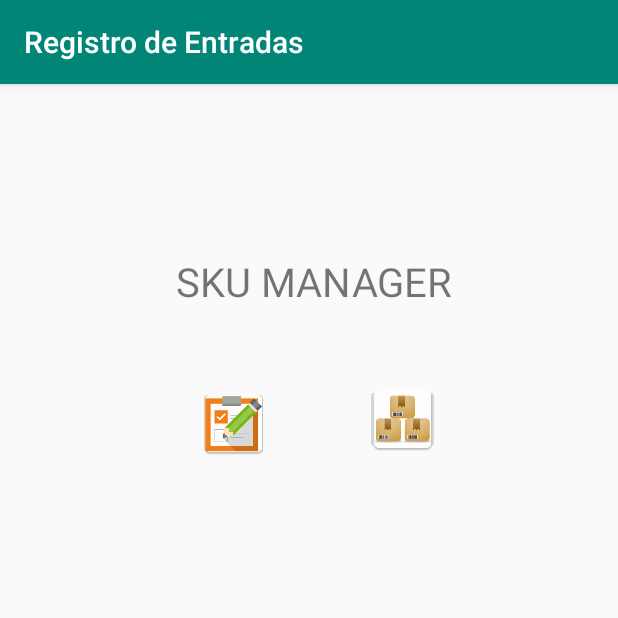
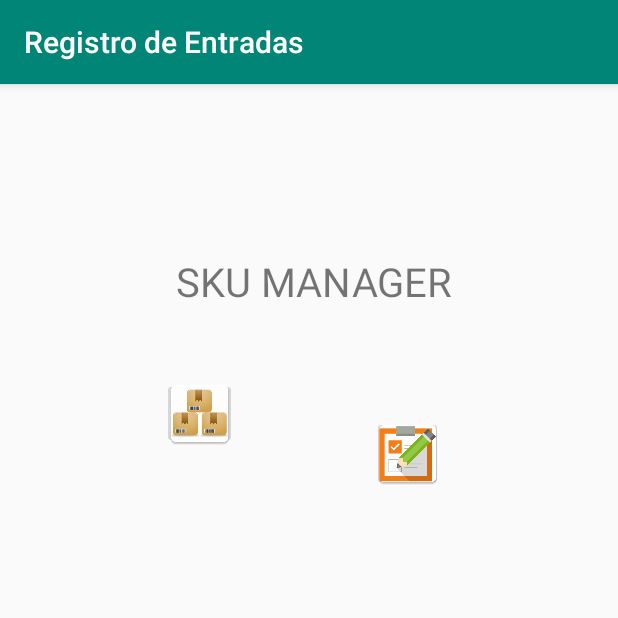
Before and after one commit to MarcoGuerreroP/app_inventario_alfa, an Android app: the screen it shows after launch (index_Activity), on a phone screen of 412 x 824 dp, the top half of it. Run offline under Robolectric (Android 15) with nearby library versions, the phone set to English and light mode, and no system bars.

Commit message:
se agrego como se hizo pasar de una activity a otra aun no esta completa

```diff
--- a/RegistrodeEntradas/app/build.gradle
+++ b/RegistrodeEntradas/app/build.gradle
@@ -23,11 +23,13 @@ dependencies {
     implementation fileTree(dir: 'libs', include: ['*.jar'])
     implementation 'androidx.appcompat:appcompat:1.1.0'
     implementation 'androidx.constraintlayout:constraintlayout:1.1.3'
+    implementation 'com.google.android.material:material:1.0.0'
     testImplementation 'junit:junit:4.12'
     androidTestImplementation 'androidx.test.ext:junit:1.1.1'
     androidTestImplementation 'androidx.test.espresso:espresso-core:3.2.0'
     implementation 'com.journeyapps:zxing-android-embedded:3.5.0'
-
+    implementation 'androidx.gridlayout:gridlayout:1.0.0'
+    implementation 'androidx.mediarouter:mediarouter:1.1.0'
 
 
 }
--- a/RegistrodeEntradas/app/src/main/java/com/example/registrodeentradas/index_Activity.java
+++ b/RegistrodeEntradas/app/src/main/java/com/example/registrodeentradas/index_Activity.java
@@ -19,4 +19,9 @@ public class index_Activity extends AppCompatActivity {
         Intent imput = new Intent(this, MainActivity.class);
         startActivity(imput);
     }
+    //funcion de registrar productos
+    public void Producto (View view) {
+        Intent producto = new Intent(this, MainActivity.class);
+        startActivity(producto);
+    }
 }
--- a/RegistrodeEntradas/app/src/main/res/layout/activity_index_.xml
+++ b/RegistrodeEntradas/app/src/main/res/layout/activity_index_.xml
@@ -20,24 +20,26 @@
         app:layout_constraintVertical_bias="0.155" />
 
     <ImageButton
-        android:id="@+id/on"
+        android:id="@+id/imb_stock"
         android:layout_width="47dp"
         android:layout_height="50dp"
-        android:layout_marginStart="132dp"
-        android:layout_marginTop="52dp"
-        android:contentDescription="@string/imb_enter"
+        android:layout_marginStart="248dp"
+        android:layout_marginTop="72dp"
+        android:contentDescription="@string/imb_stock"
         android:onClick="Imput"
         app:layout_constraintStart_toStartOf="parent"
         app:layout_constraintTop_toBottomOf="@+id/txt_index"
         app:srcCompat="@mipmap/ic_launcher_inv_enter" />
 
     <ImageButton
-        android:id="@+id/imb_stock"
+        android:id="@+id/imb_imput"
         android:layout_width="50dp"
         android:layout_height="47dp"
-        android:layout_marginStart="64dp"
-        android:layout_marginTop="200dp"
-        app:layout_constraintStart_toEndOf="@+id/on"
+        android:layout_marginStart="108dp"
+        android:layout_marginTop="196dp"
+        android:contentDescription="@string/imb_imput"
+        android:onClick="Producto"
+        app:layout_constraintStart_toStartOf="parent"
         app:layout_constraintTop_toTopOf="parent"
         app:srcCompat="@mipmap/ic_launcher_stock" />
 
--- a/RegistrodeEntradas/app/src/main/res/layout/activity_main.xml
+++ b/RegistrodeEntradas/app/src/main/res/layout/activity_main.xml
@@ -56,7 +56,7 @@
         app:srcCompat="@mipmap/ic_launcher_back1" />
 
     <TextView
-        android:id="@+id/txt_idi"
+        android:id="@+id/txt_id"
         android:layout_width="67dp"
         android:layout_height="wrap_content"
         android:layout_alignParentStart="true"
@@ -68,7 +68,7 @@
         android:textSize="18sp" />
 
     <EditText
-        android:id="@+id/edt_id"
+        android:id="@+id/edt_idi"
         android:layout_width="wrap_content"
         android:layout_height="wrap_content"
         android:layout_alignParentStart="true"
--- /dev/null
+++ b/RegistrodeEntradas/app/src/main/res/menu/backbutton.xml
@@ -0,0 +1,4 @@
+<?xml version="1.0" encoding="utf-8"?>
+<menu xmlns:tools="http://schemas.android.com/tools"
+    xmlns:app="http://schemas.android.com/apk/res-auto"
+    xmlns:android="http://schemas.android.com/apk/res/android"/>
--- a/RegistrodeEntradas/app/src/main/res/values/strings.xml
+++ b/RegistrodeEntradas/app/src/main/res/values/strings.xml
@@ -16,8 +16,26 @@
     <string name="txt_unidad">Unidad de Medida</string>
     <string name="edt_unidad">ingresar</string>
     <string name="btback">back</string>
-    <string name="btconfirm">confirmar entrda</string>
+    <string name="btconfirm">Confirmar Entrada</string>
+
+    <!-- Strings de pantalla index menu -->
+
     <string name="txt_index">SKU MANAGER</string>
-    <string name="imb_enter">Entrada a Inventario</string>
-    <string name="imb_stock">Entrada a Inventario</string>
+    <string name="imb_stock">Registrar entrada</string>
+    <string name="imb_imput">Registrar producto</string>
+    <string name="title_activity_main2">Main2Activity</string>
+
+    <!-- Strings de Registrar producto Activity -->
+
+    <string name="txt_add">Agregar Producto</string>
+    <string name="txt_precio">Precio</string>
+    <string name="edt_precio">precio</string>
+    <string name="edt_id2">ingresar</string>
+    <string name="txt_id2">ID</string>
+
+
+
+
+
+
 </resources>
```
Also changed, not shown: RegistrodeEntradas/app/src/main/AndroidManifest.xml (+3 -4 lines), RegistrodeEntradas/app/src/main/java/com/example/registrodeentradas/RegistrarProducto.java (added, +24 -0 lines), RegistrodeEntradas/app/src/main/res/drawable/ic_search_black_24dp.xml (added, +9 -0 lines), RegistrodeEntradas/app/src/main/res/layout/activity_registrar_producto.xml (added, +42 -0 lines), RegistrodeEntradas/app/src/main/res/values/styles.xml (+9 -0 lines), RegistrodeEntradas/app/src/main/ic_launcher_arrow1-web.png (added), RegistrodeEntradas/app/src/main/res/mipmap-hdpi/ic_launcher_arrow1.png (added), RegistrodeEntradas/app/src/main/res/mipmap-mdpi/ic_launcher_arrow1.png (added), RegistrodeEntradas/app/src/main/res/mipmap-xhdpi/ic_launcher_arrow1.png (added), RegistrodeEntradas/app/src/main/res/mipmap-xxhdpi/ic_launcher_arrow1.png (added), RegistrodeEntradas/app/src/main/res/mipmap-xxxhdpi/ic_launcher_arrow1.png (added).
